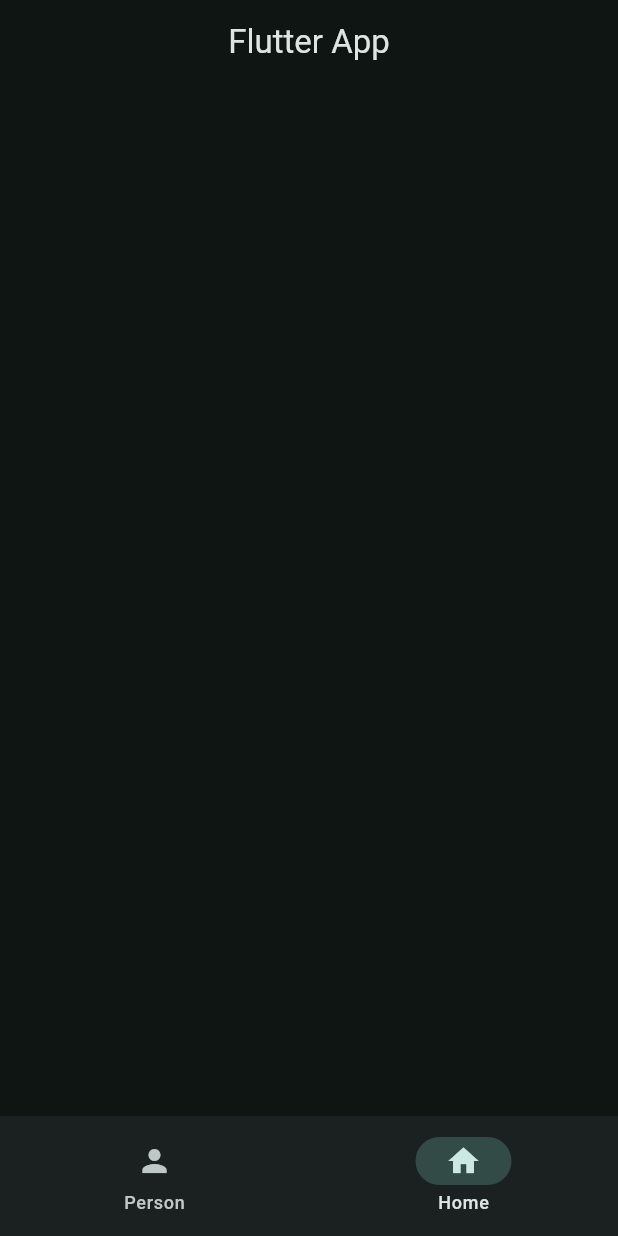
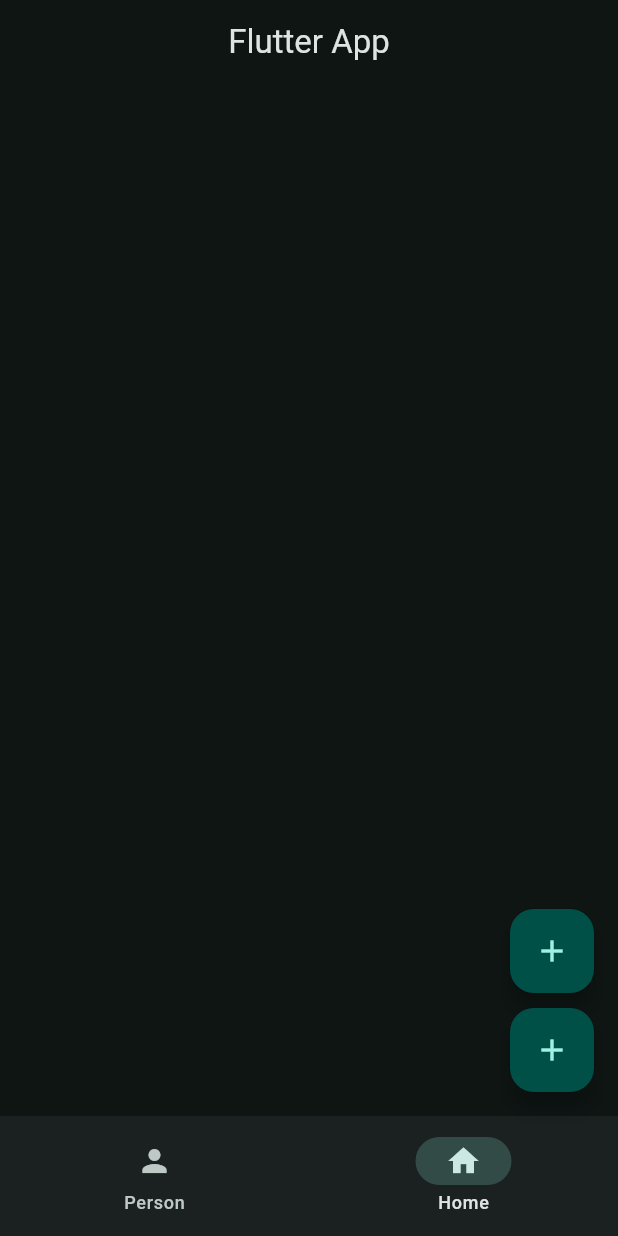
Before and after one commit to parsaestakhry/flutter_app, a Flutter app: the screen it shows after launch, on a phone screen of 412 x 824 dp. Run offline on Flutter 3.47's test engine with Material 3 defaults, Android fonts, the phone set to English and light mode, and no system bars.

Commit message:
comments and multii button

```diff
--- a/lib/main.dart
+++ b/lib/main.dart
@@ -7,31 +7,60 @@ void main() {
 
 //scaffold: skeleton of the app
 // stateless: state will not change in the screen
+
+//* main structure of the application
 class MyApp extends StatelessWidget {
   const MyApp({super.key});
 
   @override
   Widget build(BuildContext context) {
     return MaterialApp(
+      // * debug banner off
       debugShowCheckedModeBanner: false,
+      // * theme of the application
       theme: ThemeData(
         colorScheme: ColorScheme.fromSeed(
           seedColor: Colors.teal,
           brightness: Brightness.dark,
         ),
       ),
+      //* skeleton of the application
       home: Scaffold(
         // * more like navbaaaar
         appBar: AppBar(title: Text("Flutter App"), centerTitle: true),
+        // * float buttons
+        floatingActionButton: Column(
+          mainAxisSize: MainAxisSize.min,
+          children: [
+            FloatingActionButton(
+              onPressed: () {
+                print("button clicked");
+              },
+              // * icon for the button
+              child: Icon(Icons.add),
+            ),
+            //* space between the buttons
+            SizedBox(height: 10.0),
+            FloatingActionButton(
+              onPressed: () {
+                print("button clicked");
+              },
+              child: Icon(Icons.add),
+            ),
+          ],
+        ),
         // * bottom navbaaaaaaar
         bottomNavigationBar: NavigationBar(
+          // * where should the icons be
           destinations: [
             NavigationDestination(icon: Icon(Icons.person), label: "Person"),
             NavigationDestination(icon: Icon(Icons.home), label: "Home"),
           ],
+          // * onclick function
           onDestinationSelected: (int value) {
             print(value);
           },
+          // * default selected
           selectedIndex: 1,
         ),
       ),
```
